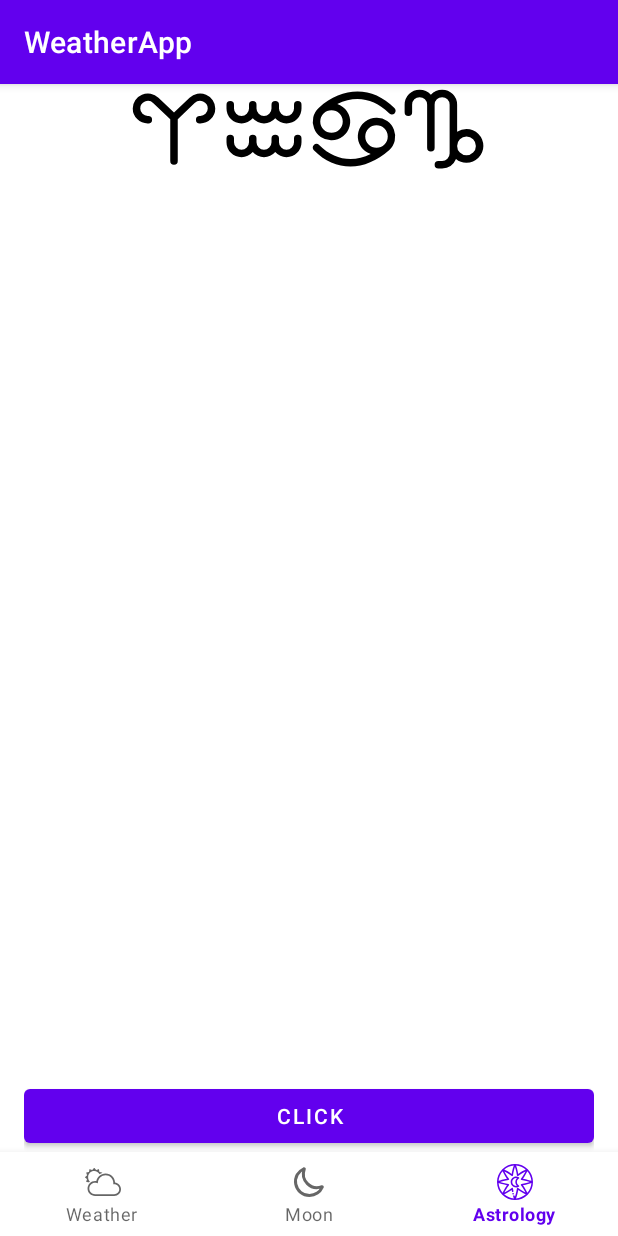
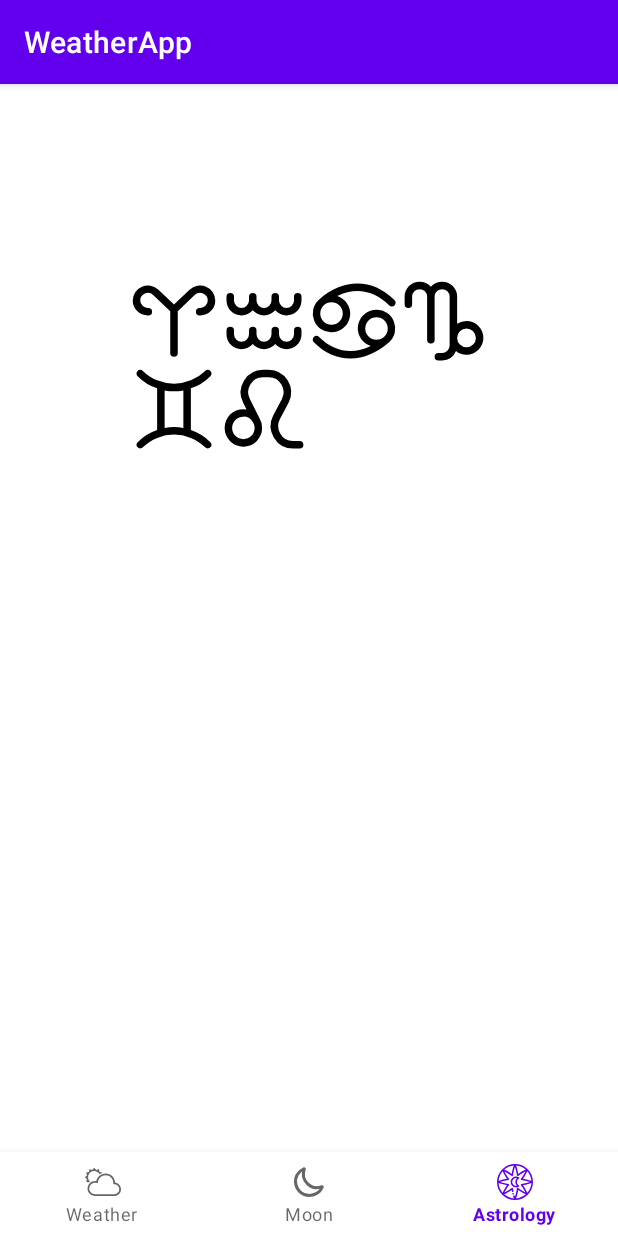
Before and after one commit to Pi4yka/WeatherApp, an Android app: the screen it shows after launch (MainActivity), item 3 of the bottom bar chosen, on a phone screen of 412 x 824 dp. Run offline under Robolectric (Android 15) with nearby library versions, the phone set to English and light mode, and no system bars.

Commit message:
изменил фрагмент с гороскопом добавил кнопки с разными знаками

```diff
--- a/app/src/main/java/com/example/weatherapp/presentation/screen/astrology/AstrologyFragment.kt
+++ b/app/src/main/java/com/example/weatherapp/presentation/screen/astrology/AstrologyFragment.kt
@@ -35,8 +35,23 @@ class AstrologyFragment: Fragment(R.layout.astrology_fragment){
 
         viewModel.horoscope.observe(viewLifecycleOwner, horoscopeResultObserver)
 
-        bindingAstrologyFragment.btnAstrology.setOnClickListener {
+        bindingAstrologyFragment.signAries.setOnClickListener{
             viewModel.getHoroscope("aries")
+        }
+        bindingAstrologyFragment.signAquarius.setOnClickListener{
+            viewModel.getHoroscope("aquarius")
+        }
+        bindingAstrologyFragment.signCancer.setOnClickListener{
+            viewModel.getHoroscope("cancer")
+        }
+        bindingAstrologyFragment.signCapricorn.setOnClickListener{
+            viewModel.getHoroscope("capricorn")
+        }
+        bindingAstrologyFragment.signGemini.setOnClickListener{
+            viewModel.getHoroscope("gemini")
+        }
+        bindingAstrologyFragment.signLeo.setOnClickListener{
+            viewModel.getHoroscope("leo")
         }
     }
 }
--- a/app/src/main/res/layout/astrology_fragment.xml
+++ b/app/src/main/res/layout/astrology_fragment.xml
@@ -10,7 +10,8 @@
         android:id="@+id/signContainer"
         android:layout_width="wrap_content"
         android:layout_height="wrap_content"
-        android:layout_marginHorizontal="16dp"
+        android:layout_marginTop="128dp"
+        android:background="@color/white"
         app:layout_constraintEnd_toEndOf="parent"
         app:layout_constraintStart_toStartOf="parent"
         app:layout_constraintTop_toTopOf="parent">
@@ -48,7 +49,21 @@
             app:layout_constraintStart_toEndOf="@+id/signCancer"
             app:layout_constraintTop_toTopOf="parent" />
 
+        <ImageView
+            android:id="@+id/signGemini"
+            android:layout_width="60dp"
+            android:layout_height="60dp"
+            android:src="@drawable/ic_gemini"
+            app:layout_constraintStart_toStartOf="parent"
+            app:layout_constraintTop_toBottomOf="@+id/signAries" />
 
+        <ImageView
+            android:id="@+id/signLeo"
+            android:layout_width="60dp"
+            android:layout_height="60dp"
+            android:src="@drawable/ic_leo"
+            app:layout_constraintStart_toEndOf="@+id/signGemini"
+            app:layout_constraintTop_toBottomOf="@+id/signAquarius" />
     </androidx.constraintlayout.widget.ConstraintLayout>
 
 
@@ -56,18 +71,10 @@
         android:id="@+id/descAstrology"
         android:layout_width="match_parent"
         android:layout_height="wrap_content"
-        app:layout_constraintBottom_toTopOf="@+id/btnAstrology"
+        app:layout_constraintBottom_toBottomOf="parent"
         app:layout_constraintEnd_toEndOf="parent"
         app:layout_constraintStart_toStartOf="parent"
-        app:layout_constraintTop_toBottomOf="@+id/signGroup" />
+        app:layout_constraintTop_toBottomOf="@+id/signContainer" />
 
-    <Button
-        android:id="@+id/btnAstrology"
-        android:layout_width="match_parent"
-        android:layout_height="wrap_content"
-        android:text="CLick"
-        app:layout_constraintBottom_toBottomOf="parent"
-        app:layout_constraintEnd_toEndOf="parent"
-        app:layout_constraintStart_toStartOf="parent" />
 
 </androidx.constraintlayout.widget.ConstraintLayout>
```
